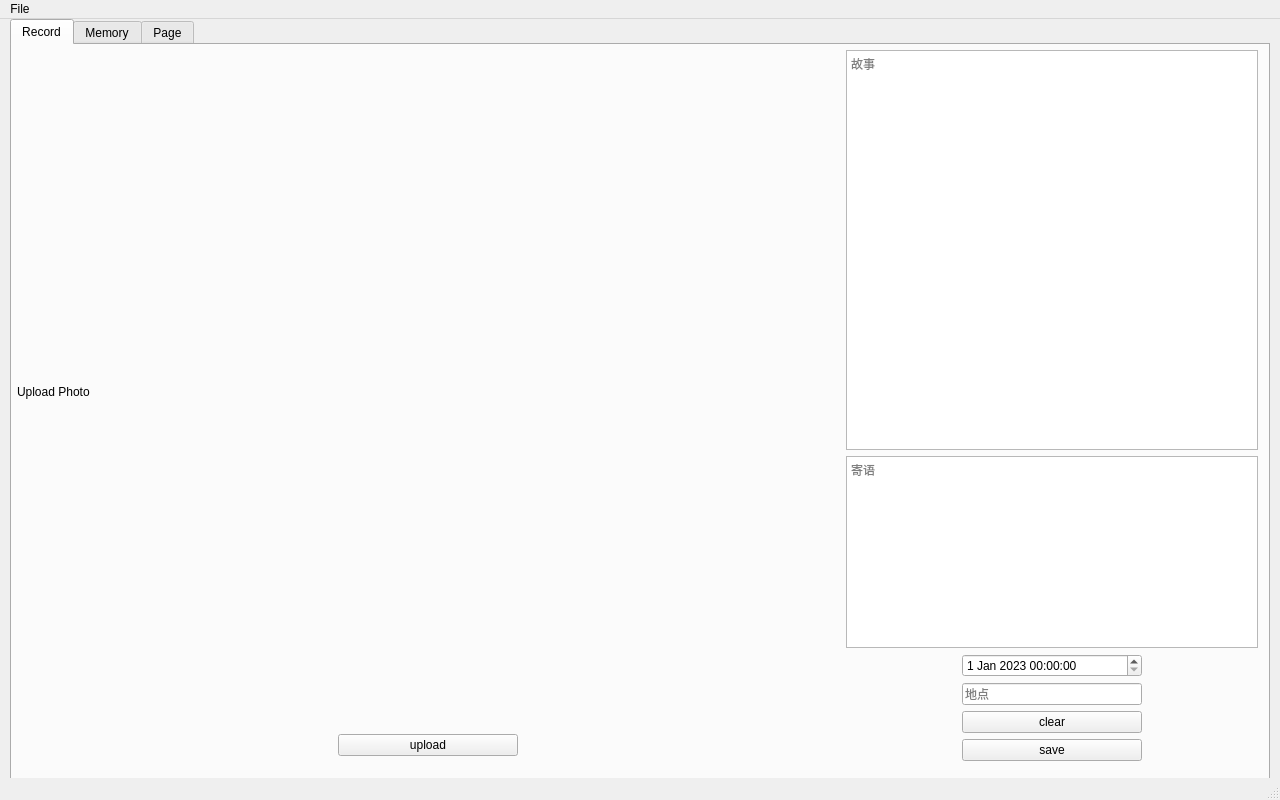
This is mainwindow.ui in JamesPei/ForMyBaby as Qt 5 draws it before an edit. The edited form follows.
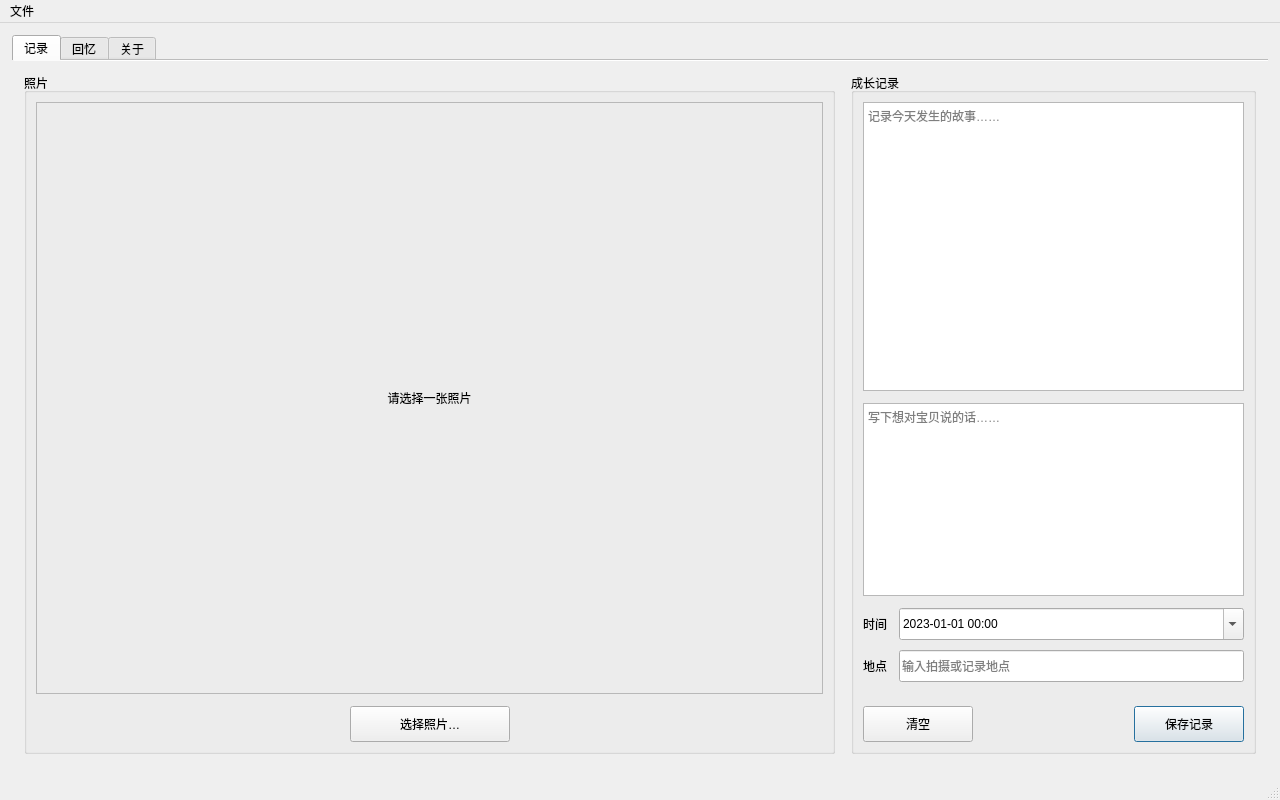
This is the edited form.

Commit message: Opt mainwindow UI

Diff of the .ui file:
```diff
--- a/mainwindow.ui
+++ b/mainwindow.ui
@@ -2,335 +2,164 @@
 <ui version="4.0">
  <class>ForMyBaby</class>
  <widget class="QMainWindow" name="ForMyBaby">
-  <property name="geometry">
-   <rect>
-    <x>0</x>
-    <y>0</y>
-    <width>1280</width>
-    <height>800</height>
-   </rect>
-  </property>
-  <property name="minimumSize">
-   <size>
-    <width>0</width>
-    <height>0</height>
-   </size>
-  </property>
-  <property name="maximumSize">
-   <size>
-    <width>16777215</width>
-    <height>16777215</height>
-   </size>
-  </property>
-  <property name="windowTitle">
-   <string>MainWindow</string>
-  </property>
+  <property name="geometry"><rect><x>0</x><y>0</y><width>1280</width><height>800</height></rect></property>
+  <property name="minimumSize"><size><width>900</width><height>600</height></size></property>
+  <property name="windowTitle"><string>For My Baby</string></property>
   <widget class="QWidget" name="centralwidget">
-   <property name="minimumSize">
-    <size>
-     <width>0</width>
-     <height>0</height>
-    </size>
-   </property>
-   <property name="maximumSize">
-    <size>
-     <width>16777215</width>
-     <height>16777215</height>
-    </size>
-   </property>
-   <property name="autoFillBackground">
-    <bool>true</bool>
-   </property>
-   <widget class="QTabWidget" name="mainWidget">
-    <property name="geometry">
-     <rect>
-      <x>10</x>
-      <y>0</y>
-      <width>1260</width>
-      <height>880</height>
-     </rect>
-    </property>
-    <property name="sizePolicy">
-     <sizepolicy hsizetype="Preferred" vsizetype="Preferred">
-      <horstretch>0</horstretch>
-      <verstretch>0</verstretch>
-     </sizepolicy>
-    </property>
-    <property name="minimumSize">
-     <size>
-      <width>0</width>
-      <height>0</height>
-     </size>
-    </property>
-    <property name="maximumSize">
-     <size>
-      <width>16777215</width>
-      <height>16777215</height>
-     </size>
-    </property>
-    <property name="currentIndex">
-     <number>0</number>
-    </property>
-    <widget class="QWidget" name="record_tab">
-     <property name="maximumSize">
-      <size>
-       <width>16777215</width>
-       <height>16777215</height>
-      </size>
-     </property>
-     <attribute name="title">
-      <string>Record</string>
-     </attribute>
-     <widget class="QWidget" name="horizontalLayoutWidget">
-      <property name="geometry">
-       <rect>
-        <x>0</x>
-        <y>0</y>
-        <width>1251</width>
-        <height>721</height>
-       </rect>
-      </property>
-      <layout class="QHBoxLayout" name="horizontalLayout_4" stretch="2,1">
-       <property name="leftMargin">
-        <number>5</number>
-       </property>
-       <property name="topMargin">
-        <number>5</number>
-       </property>
-       <property name="rightMargin">
-        <number>5</number>
-       </property>
-       <property name="bottomMargin">
-        <number>5</number>
-       </property>
-       <item>
-        <layout class="QVBoxLayout" name="verticalLayout_2">
-         <property name="topMargin">
-          <number>5</number>
-         </property>
-         <property name="bottomMargin">
-          <number>5</number>
-         </property>
-         <item>
-          <widget class="QLabel" name="photo_window">
-           <property name="enabled">
-            <bool>true</bool>
-           </property>
-           <property name="sizePolicy">
-            <sizepolicy hsizetype="Preferred" vsizetype="Preferred">
-             <horstretch>1</horstretch>
-             <verstretch>1</verstretch>
-            </sizepolicy>
-           </property>
-           <property name="minimumSize">
-            <size>
-             <width>0</width>
-             <height>0</height>
-            </size>
-           </property>
-           <property name="maximumSize">
-            <size>
-             <width>16777215</width>
-             <height>16777215</height>
-            </size>
-           </property>
-           <property name="text">
-            <string>Upload Photo</string>
-           </property>
-          </widget>
-         </item>
-         <item alignment="Qt::AlignHCenter">
-          <widget class="QPushButton" name="upload_button">
-           <property name="minimumSize">
-            <size>
-             <width>180</width>
-             <height>0</height>
-            </size>
-           </property>
-           <property name="maximumSize">
-            <size>
-             <width>180</width>
-             <height>30</height>
-            </size>
-           </property>
-           <property name="layoutDirection">
-            <enum>Qt::LeftToRight</enum>
-           </property>
-           <property name="text">
-            <string>upload</string>
-           </property>
-          </widget>
-         </item>
-        </layout>
-       </item>
-       <item>
-        <layout class="QVBoxLayout" name="verticalLayout_3">
-         <item>
-          <widget class="QTextEdit" name="story">
-           <property name="placeholderText">
-            <string>故事</string>
-           </property>
-          </widget>
-         </item>
-         <item>
-          <widget class="QTextEdit" name="message">
-           <property name="sizePolicy">
-            <sizepolicy hsizetype="Preferred" vsizetype="Preferred">
-             <horstretch>0</horstretch>
-             <verstretch>0</verstretch>
-            </sizepolicy>
-           </property>
-           <property name="maximumSize">
-            <size>
-             <width>16777215</width>
-             <height>16777215</height>
-            </size>
-           </property>
-           <property name="placeholderText">
-            <string>寄语</string>
-           </property>
-          </widget>
-         </item>
-         <item alignment="Qt::AlignHCenter">
-          <widget class="QDateTimeEdit" name="datetime">
-           <property name="minimumSize">
-            <size>
-             <width>180</width>
-             <height>0</height>
-            </size>
-           </property>
-           <property name="maximumSize">
-            <size>
-             <width>320</width>
-             <height>16777215</height>
-            </size>
-           </property>
-           <property name="dateTime">
-            <datetime>
-             <hour>0</hour>
-             <minute>0</minute>
-             <second>0</second>
-             <year>2023</year>
-             <month>1</month>
-             <day>1</day>
-            </datetime>
-           </property>
-          </widget>
-         </item>
-         <item alignment="Qt::AlignHCenter">
-          <widget class="QLineEdit" name="position">
-           <property name="minimumSize">
-            <size>
-             <width>180</width>
-             <height>0</height>
-            </size>
-           </property>
-           <property name="maximumSize">
-            <size>
-             <width>320</width>
-             <height>16777215</height>
-            </size>
-           </property>
-           <property name="text">
-            <string/>
-           </property>
-           <property name="placeholderText">
-            <string>地点</string>
-           </property>
-          </widget>
-         </item>
-         <item alignment="Qt::AlignHCenter">
-          <widget class="QPushButton" name="clear_button">
-           <property name="minimumSize">
-            <size>
-             <width>180</width>
-             <height>0</height>
-            </size>
-           </property>
-           <property name="maximumSize">
-            <size>
-             <width>180</width>
-             <height>30</height>
-            </size>
-           </property>
-           <property name="text">
-            <string>clear</string>
-           </property>
-          </widget>
-         </item>
-         <item alignment="Qt::AlignHCenter">
-          <widget class="QPushButton" name="save_button">
-           <property name="minimumSize">
-            <size>
-             <width>180</width>
-             <height>0</height>
-            </size>
-           </property>
-           <property name="maximumSize">
-            <size>
-             <width>180</width>
-             <height>30</height>
-            </size>
-           </property>
-           <property name="text">
-            <string>save</string>
-           </property>
-          </widget>
-         </item>
-        </layout>
-       </item>
-      </layout>
+   <layout class="QVBoxLayout" name="centralLayout">
+    <property name="leftMargin"><number>12</number></property>
+    <property name="topMargin"><number>12</number></property>
+    <property name="rightMargin"><number>12</number></property>
+    <property name="bottomMargin"><number>12</number></property>
+    <item>
+     <widget class="QTabWidget" name="mainWidget">
+      <property name="currentIndex"><number>0</number></property>
+      <property name="documentMode"><bool>true</bool></property>
+      <widget class="QWidget" name="record_tab">
+       <attribute name="title"><string>记录</string></attribute>
+       <layout class="QHBoxLayout" name="horizontalLayout_4" stretch="2,1">
+        <property name="spacing"><number>16</number></property>
+        <property name="leftMargin"><number>12</number></property>
+        <property name="topMargin"><number>12</number></property>
+        <property name="rightMargin"><number>12</number></property>
+        <property name="bottomMargin"><number>12</number></property>
+        <item>
+         <widget class="QGroupBox" name="photoGroupBox">
+          <property name="title"><string>照片</string></property>
+          <layout class="QVBoxLayout" name="verticalLayout_2">
+           <property name="spacing"><number>12</number></property>
+           <item>
+            <widget class="QLabel" name="photo_window">
+             <property name="sizePolicy"><sizepolicy hsizetype="Expanding" vsizetype="Expanding"><horstretch>1</horstretch><verstretch>1</verstretch></sizepolicy></property>
+             <property name="minimumSize"><size><width>480</width><height>320</height></size></property>
+             <property name="frameShape"><enum>QFrame::StyledPanel</enum></property>
+             <property name="frameShadow"><enum>QFrame::Sunken</enum></property>
+             <property name="text"><string>请选择一张照片</string></property>
+             <property name="alignment"><set>Qt::AlignCenter</set></property>
+             <property name="scaledContents"><bool>true</bool></property>
+            </widget>
+           </item>
+           <item>
+            <layout class="QHBoxLayout" name="photoActionLayout">
+             <item><spacer name="photoLeftSpacer"><property name="orientation"><enum>Qt::Horizontal</enum></property><property name="sizeHint" stdset="0"><size><width>40</width><height>20</height></size></property></spacer></item>
+             <item>
+              <widget class="QPushButton" name="upload_button">
+               <property name="minimumSize"><size><width>160</width><height>36</height></size></property>
+               <property name="text"><string>选择照片…</string></property>
+              </widget>
+             </item>
+             <item><spacer name="photoRightSpacer"><property name="orientation"><enum>Qt::Horizontal</enum></property><property name="sizeHint" stdset="0"><size><width>40</width><height>20</height></size></property></spacer></item>
+            </layout>
+           </item>
+          </layout>
+         </widget>
+        </item>
+        <item>
+         <widget class="QGroupBox" name="detailsGroupBox">
+          <property name="minimumSize"><size><width>300</width><height>0</height></size></property>
+          <property name="title"><string>成长记录</string></property>
+          <layout class="QVBoxLayout" name="verticalLayout_3" stretch="3,2,0,0,0">
+           <property name="spacing"><number>12</number></property>
+           <item>
+            <widget class="QTextEdit" name="story">
+             <property name="minimumSize"><size><width>0</width><height>150</height></size></property>
+             <property name="placeholderText"><string>记录今天发生的故事……</string></property>
+            </widget>
+           </item>
+           <item>
+            <widget class="QTextEdit" name="message">
+             <property name="minimumSize"><size><width>0</width><height>100</height></size></property>
+             <property name="placeholderText"><string>写下想对宝贝说的话……</string></property>
+            </widget>
+           </item>
+           <item>
+            <layout class="QFormLayout" name="metadataLayout">
+             <property name="horizontalSpacing"><number>12</number></property>
+             <property name="verticalSpacing"><number>10</number></property>
+             <property name="fieldGrowthPolicy"><enum>QFormLayout::AllNonFixedFieldsGrow</enum></property>
+             <item row="0" column="0"><widget class="QLabel" name="datetimeLabel"><property name="text"><string>时间</string></property></widget></item>
+             <item row="0" column="1">
+              <widget class="QDateTimeEdit" name="datetime">
+               <property name="minimumSize"><size><width>180</width><height>32</height></size></property>
+               <property name="calendarPopup"><bool>true</bool></property>
+               <property name="displayFormat"><string>yyyy-MM-dd HH:mm</string></property>
+               <property name="dateTime"><datetime><hour>0</hour><minute>0</minute><second>0</second><year>2023</year><month>1</month><day>1</day></datetime></property>
+              </widget>
+             </item>
+             <item row="1" column="0"><widget class="QLabel" name="positionLabel"><property name="text"><string>地点</string></property></widget></item>
+             <item row="1" column="1">
+              <widget class="QLineEdit" name="position">
+               <property name="minimumSize"><size><width>180</width><height>32</height></size></property>
+               <property name="placeholderText"><string>输入拍摄或记录地点</string></property>
+               <property name="clearButtonEnabled"><bool>true</bool></property>
+              </widget>
+             </item>
+            </layout>
+           </item>
+           <item><spacer name="detailsSpacer"><property name="orientation"><enum>Qt::Vertical</enum></property><property name="sizeHint" stdset="0"><size><width>20</width><height>12</height></size></property></spacer></item>
+           <item>
+            <layout class="QHBoxLayout" name="recordActionLayout">
+             <item><widget class="QPushButton" name="clear_button"><property name="minimumSize"><size><width>110</width><height>36</height></size></property><property name="text"><string>清空</string></property></widget></item>
+             <item><spacer name="actionSpacer"><property name="orientation"><enum>Qt::Horizontal</enum></property><property name="sizeHint" stdset="0"><size><width>40</width><height>20</height></size></property></spacer></item>
+             <item><widget class="QPushButton" name="save_button"><property name="minimumSize"><size><width>110</width><height>36</height></size></property><property name="text"><string>保存记录</string></property><property name="default"><bool>true</bool></property></widget></item>
+            </layout>
+           </item>
+          </layout>
+         </widget>
+        </item>
+       </layout>
+      </widget>
+      <widget class="QWidget" name="memory_tab">
+       <attribute name="title"><string>回忆</string></attribute>
+       <layout class="QHBoxLayout" name="horizontalLayout" stretch="1,3">
+        <property name="spacing"><number>16</number></property>
+        <property name="leftMargin"><number>12</number></property>
+        <property name="topMargin"><number>12</number></property>
+        <property name="rightMargin"><number>12</number></property>
+        <property name="bottomMargin"><number>12</number></property>
+        <item>
+         <widget class="QGroupBox" name="memoryListGroupBox">
+          <property name="minimumSize"><size><width>220</width><height>0</height></size></property>
+          <property name="title"><string>记录列表</string></property>
+          <layout class="QVBoxLayout" name="memoryListLayout">
+           <item><widget class="QListView" name="photo_list"><property name="alternatingRowColors"><bool>true</bool></property><property name="selectionMode"><enum>QAbstractItemView::SingleSelection</enum></property></widget></item>
+          </layout>
+         </widget>
+        </item>
+        <item>
+         <widget class="QGroupBox" name="memoryPreviewGroupBox">
+          <property name="title"><string>照片预览</string></property>
+          <layout class="QVBoxLayout" name="memoryPreviewLayout">
+           <item>
+            <widget class="QLabel" name="label">
+             <property name="minimumSize"><size><width>480</width><height>320</height></size></property>
+             <property name="frameShape"><enum>QFrame::StyledPanel</enum></property>
+             <property name="text"><string>从左侧选择一条记录</string></property>
+             <property name="alignment"><set>Qt::AlignCenter</set></property>
+             <property name="scaledContents"><bool>true</bool></property>
+            </widget>
+           </item>
+          </layout>
+         </widget>
+        </item>
+       </layout>
+      </widget>
+      <widget class="QWidget" name="tab_5">
+       <attribute name="title"><string>关于</string></attribute>
+       <layout class="QVBoxLayout" name="aboutLayout">
+        <item><spacer name="aboutTopSpacer"><property name="orientation"><enum>Qt::Vertical</enum></property><property name="sizeHint" stdset="0"><size><width>20</width><height>40</height></size></property></spacer></item>
+        <item alignment="Qt::AlignHCenter"><widget class="QLabel" name="aboutTitleLabel"><property name="font"><font><pointsize>18</pointsize><bold>true</bold></font></property><property name="text"><string>For My Baby</string></property><property name="alignment"><set>Qt::AlignCenter</set></property></widget></item>
+        <item alignment="Qt::AlignHCenter"><widget class="QLabel" name="aboutDescriptionLabel"><property name="text"><string>珍藏照片、故事与成长中的每一个瞬间</string></property><property name="alignment"><set>Qt::AlignCenter</set></property></widget></item>
+        <item><spacer name="aboutBottomSpacer"><property name="orientation"><enum>Qt::Vertical</enum></property><property name="sizeHint" stdset="0"><size><width>20</width><height>40</height></size></property></spacer></item>
+       </layout>
+      </widget>
      </widget>
-    </widget>
-    <widget class="QWidget" name="memory_tab">
-     <attribute name="title">
-      <string>Memory</string>
-     </attribute>
-     <widget class="QWidget" name="horizontalLayoutWidget_2">
-      <property name="geometry">
-       <rect>
-        <x>10</x>
-        <y>0</y>
-        <width>1241</width>
-        <height>721</height>
-       </rect>
-      </property>
-      <layout class="QHBoxLayout" name="horizontalLayout" stretch="1,6">
-       <item>
-        <widget class="QListView" name="photo_list"/>
-       </item>
-       <item>
-        <widget class="QLabel" name="label">
-         <property name="text">
-          <string>TextLabel</string>
-         </property>
-        </widget>
-       </item>
-      </layout>
-     </widget>
-    </widget>
-    <widget class="QWidget" name="tab_5">
-     <attribute name="title">
-      <string>Page</string>
-     </attribute>
-    </widget>
-   </widget>
+    </item>
+   </layout>
   </widget>
   <widget class="QMenuBar" name="menubar">
-   <property name="geometry">
-    <rect>
-     <x>0</x>
-     <y>0</y>
-     <width>1280</width>
-     <height>24</height>
-    </rect>
-   </property>
-   <widget class="QMenu" name="menuFile">
-    <property name="title">
-     <string>File</string>
-    </property>
-    <addaction name="actionOpen"/>
-   </widget>
+   <property name="geometry"><rect><x>0</x><y>0</y><width>1280</width><height>24</height></rect></property>
+   <widget class="QMenu" name="menuFile"><property name="title"><string>文件</string></property><addaction name="actionOpen"/></widget>
    <addaction name="menuFile"/>
   </widget>
   <widget class="QStatusBar" name="statusbar"/>
```
Left out of the diff: 24 changed lines with no effect on the pictures.
